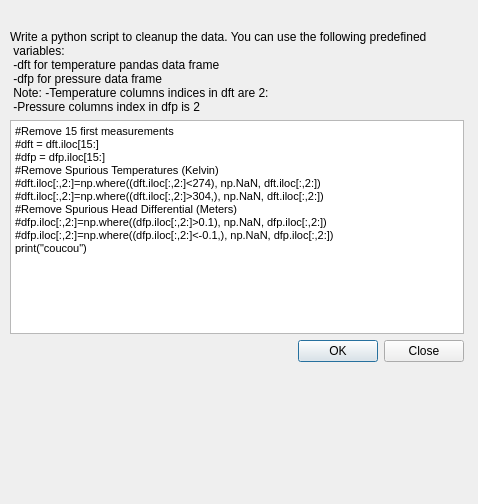
Old version of the form molonari_data/molonaviz/dialogcleanup.ui in the repository leamailhol/MOLO-projet-interface.
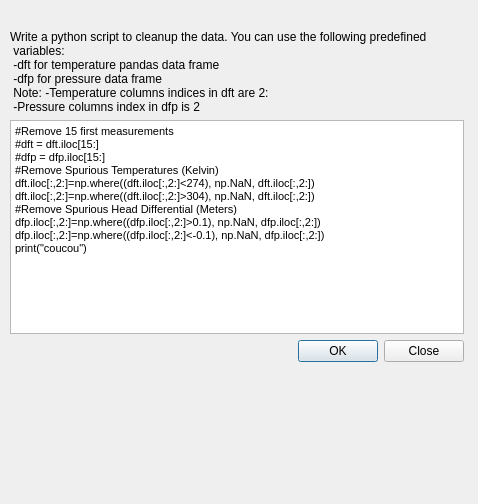
New version of the form.

Commit message: Clean up finito tout beau

Diff of the .ui file:
```diff
--- a/molonari_data/molonaviz/dialogcleanup.ui
+++ b/molonari_data/molonaviz/dialogcleanup.ui
@@ -59,11 +59,11 @@
 &lt;p style=&quot; margin-top:0px; margin-bottom:0px; margin-left:0px; margin-right:0px; -qt-block-indent:0; text-indent:0px;&quot;&gt;&lt;span style=&quot; font-size:8pt;&quot;&gt;#dft = dft.iloc[15:]&lt;/span&gt;&lt;/p&gt;
 &lt;p style=&quot; margin-top:0px; margin-bottom:0px; margin-left:0px; margin-right:0px; -qt-block-indent:0; text-indent:0px;&quot;&gt;&lt;span style=&quot; font-size:8pt;&quot;&gt;#dfp = dfp.iloc[15:]&lt;/span&gt;&lt;/p&gt;
 &lt;p style=&quot; margin-top:0px; margin-bottom:0px; margin-left:0px; margin-right:0px; -qt-block-indent:0; text-indent:0px;&quot;&gt;&lt;span style=&quot; font-size:8pt;&quot;&gt;#Remove Spurious Temperatures (Kelvin)&lt;/span&gt;&lt;/p&gt;
-&lt;p style=&quot; margin-top:0px; margin-bottom:0px; margin-left:0px; margin-right:0px; -qt-block-indent:0; text-indent:0px;&quot;&gt;&lt;span style=&quot; font-size:8pt;&quot;&gt;#dft.iloc[:,2:]=np.where((dft.iloc[:,2:]&amp;lt;274), np.NaN, dft.iloc[:,2:])&lt;/span&gt;&lt;/p&gt;
-&lt;p style=&quot; margin-top:0px; margin-bottom:0px; margin-left:0px; margin-right:0px; -qt-block-indent:0; text-indent:0px;&quot;&gt;&lt;span style=&quot; font-size:8pt;&quot;&gt;#dft.iloc[:,2:]=np.where((dft.iloc[:,2:]&amp;gt;304,), np.NaN, dft.iloc[:,2:])&lt;/span&gt;&lt;/p&gt;
+&lt;p style=&quot; margin-top:0px; margin-bottom:0px; margin-left:0px; margin-right:0px; -qt-block-indent:0; text-indent:0px;&quot;&gt;&lt;span style=&quot; font-size:8pt;&quot;&gt;dft.iloc[:,2:]=np.where((dft.iloc[:,2:]&amp;lt;274), np.NaN, dft.iloc[:,2:])&lt;/span&gt;&lt;/p&gt;
+&lt;p style=&quot; margin-top:0px; margin-bottom:0px; margin-left:0px; margin-right:0px; -qt-block-indent:0; text-indent:0px;&quot;&gt;&lt;span style=&quot; font-size:8pt;&quot;&gt;dft.iloc[:,2:]=np.where((dft.iloc[:,2:]&amp;gt;304), np.NaN, dft.iloc[:,2:])&lt;/span&gt;&lt;/p&gt;
 &lt;p style=&quot; margin-top:0px; margin-bottom:0px; margin-left:0px; margin-right:0px; -qt-block-indent:0; text-indent:0px;&quot;&gt;&lt;span style=&quot; font-size:8pt;&quot;&gt;#Remove Spurious Head Differential (Meters)&lt;/span&gt;&lt;/p&gt;
-&lt;p style=&quot; margin-top:0px; margin-bottom:0px; margin-left:0px; margin-right:0px; -qt-block-indent:0; text-indent:0px;&quot;&gt;&lt;span style=&quot; font-size:8pt;&quot;&gt;#dfp.iloc[:,2:]=np.where((dfp.iloc[:,2:]&amp;gt;0.1), np.NaN, dfp.iloc[:,2:])&lt;/span&gt;&lt;/p&gt;
-&lt;p style=&quot; margin-top:0px; margin-bottom:0px; margin-left:0px; margin-right:0px; -qt-block-indent:0; text-indent:0px;&quot;&gt;&lt;span style=&quot; font-size:8pt;&quot;&gt;#dfp.iloc[:,2:]=np.where((dfp.iloc[:,2:]&amp;lt;-0.1,), np.NaN, dfp.iloc[:,2:])&lt;/span&gt;&lt;/p&gt;
+&lt;p style=&quot; margin-top:0px; margin-bottom:0px; margin-left:0px; margin-right:0px; -qt-block-indent:0; text-indent:0px;&quot;&gt;&lt;span style=&quot; font-size:8pt;&quot;&gt;dfp.iloc[:,2:]=np.where((dfp.iloc[:,2:]&amp;gt;0.1), np.NaN, dfp.iloc[:,2:])&lt;/span&gt;&lt;/p&gt;
+&lt;p style=&quot; margin-top:0px; margin-bottom:0px; margin-left:0px; margin-right:0px; -qt-block-indent:0; text-indent:0px;&quot;&gt;&lt;span style=&quot; font-size:8pt;&quot;&gt;dfp.iloc[:,2:]=np.where((dfp.iloc[:,2:]&amp;lt;-0.1), np.NaN, dfp.iloc[:,2:])&lt;/span&gt;&lt;/p&gt;
 &lt;p style=&quot; margin-top:0px; margin-bottom:0px; margin-left:0px; margin-right:0px; -qt-block-indent:0; text-indent:0px;&quot;&gt;&lt;span style=&quot; font-size:8pt;&quot;&gt;print(&amp;quot;coucou&amp;quot;)&lt;/span&gt;&lt;/p&gt;&lt;/body&gt;&lt;/html&gt;</string>
       </property>
      </widget>
```
The commit also changes 1 other file.
